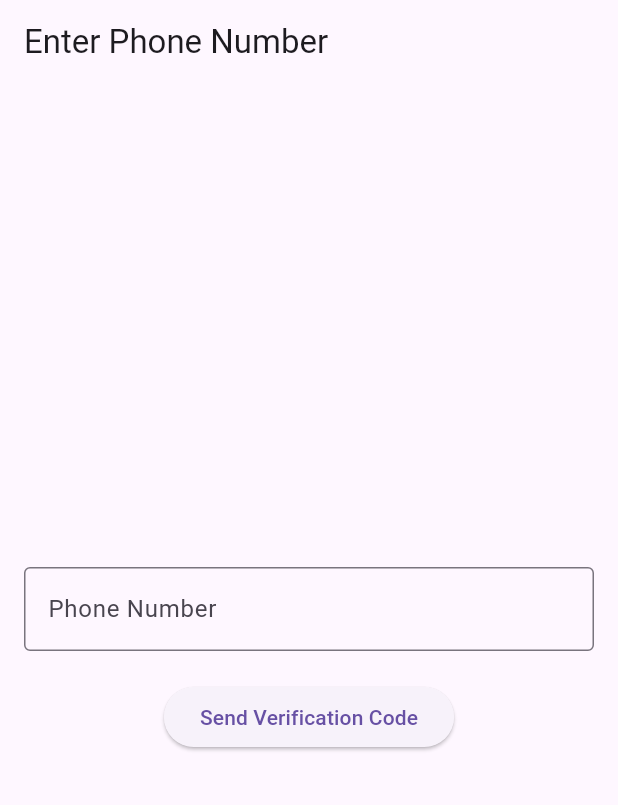
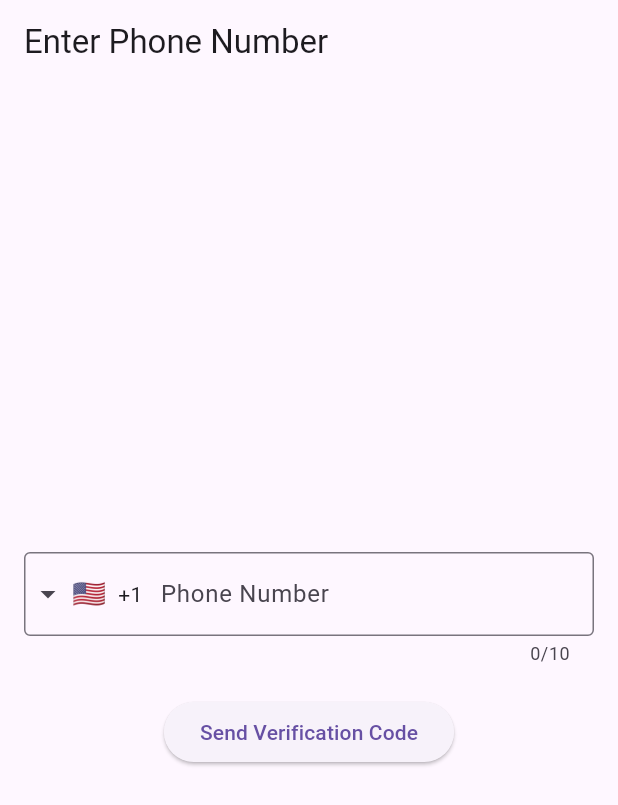
Before and after one commit to miral79/bloc_auth, a Flutter app: the PhoneNumberScreen screen opened directly, after a tap on "Send Verification Code", on a phone screen of 412 x 824 dp. Shown: the top 805 px of the screen. Run offline on Flutter 3.47's test engine with Material 3 defaults, Android fonts, the phone set to English and light mode, and no system bars; drawn by our look-alikes of intl_phone_field; our stand-ins replace bloc, cloud_firestore, equatable, firebase_auth, firebase_core, firebase_database and 3 more; missing offline and left inert: img_picker; accounts and stored records are empty.

Commit message:
fire storeage add

```diff
--- a/lib/bloc/auth_event.dart
+++ b/lib/bloc/auth_event.dart
@@ -12,12 +12,14 @@ class SignUpRequested extends AuthEvent {
   final String password;
   final String name;
   final String phone;
+  final String image;
 
   SignUpRequested(
       {required this.email,
       required this.password,
       required this.name,
-      required this.phone});
+      required this.phone,
+      required this.image});
 }
 
 class SignInRequested extends AuthEvent {
--- a/lib/repo/repository.dart
+++ b/lib/repo/repository.dart
@@ -88,6 +88,7 @@ class AuthRepository {
         verdicationFailed(e);
       },
       codeSent: (String verificationId, int? resendToken) {
+        print("code sent == MB");
         codesent(verificationId, resendToken);
       },
       codeAutoRetrievalTimeout: (String verificationId) {
--- a/lib/screen/forget_screen.dart
+++ b/lib/screen/forget_screen.dart
@@ -2,9 +2,11 @@ import 'package:bloc_api_firebase_auth/bloc/auth_bloc.dart';
 import 'package:bloc_api_firebase_auth/screen/verification_code.dart';
 import 'package:flutter/material.dart';
 import 'package:flutter_bloc/flutter_bloc.dart';
+import 'package:intl_phone_field/intl_phone_field.dart';
 
 class PhoneNumberScreen extends StatelessWidget {
   final TextEditingController _phoneController = TextEditingController();
+  String? _completePhoneNumber;
 
   @override
   Widget build(BuildContext context) {
@@ -12,34 +14,10 @@ class PhoneNumberScreen extends StatelessWidget {
       appBar: AppBar(
         title: Text('Enter Phone Number'),
       ),
-      body: Padding(
-        padding: const EdgeInsets.all(16.0),
-        child: Column(
-          mainAxisAlignment: MainAxisAlignment.center,
-          children: [
-            TextField(
-              controller: _phoneController,
-              keyboardType: TextInputType.phone,
-              decoration: InputDecoration(
-                labelText: 'Phone Number',
-                border: OutlineInputBorder(),
-              ),
-            ),
-            SizedBox(height: 20),
-            ElevatedButton(
-              onPressed: () {
-                final phoneNumber = _phoneController.text.trim();
-                if (phoneNumber.isNotEmpty) {
-                  context.read<AuthBloc>().add(
-                        VerifyPhoneNumberRequested(phoneNumber),
-                      );
-                }
-              },
-              child: Text('Send Verification Code'),
-            ),
-            BlocListener<AuthBloc, AuthState>(
+      body: BlocListener<AuthBloc, AuthState>(
         listener: (context, state) {
           if (state is AuthVerified) {
+            print("AuthVerified state received: ${state.verificationId}");
             Navigator.push(
               context,
               MaterialPageRoute(
@@ -48,14 +26,43 @@ class PhoneNumberScreen extends StatelessWidget {
               ),
             );
           } else if (state is AuthError) {
+            print("AuthError state received: ${state.error}");
             ScaffoldMessenger.of(context).showSnackBar(
               SnackBar(content: Text(state.error)),
             );
           }
         },
-              child: Container(),
+        child: Padding(
+          padding: const EdgeInsets.all(16.0),
+          child: Column(
+            mainAxisAlignment: MainAxisAlignment.center,
+            children: [
+              IntlPhoneField(
+                controller: _phoneController,
+                decoration: InputDecoration(
+                  labelText: 'Phone Number',
+                  border: OutlineInputBorder(),
+                ),
+                initialCountryCode: 'US',
+                onChanged: (phone) {
+                  _completePhoneNumber = phone.completeNumber;
+                },
+              ),
+              SizedBox(height: 20),
+              ElevatedButton(
+                onPressed: () {
+                  print("Phone number: $_completePhoneNumber");
+                  if (_completePhoneNumber != null &&
+                      _completePhoneNumber!.isNotEmpty) {
+                    context.read<AuthBloc>().add(
+                          VerifyPhoneNumberRequested(_completePhoneNumber!),
+                        );
+                  }
+                },
+                child: Text('Send Verification Code'),
               ),
             ],
+          ),
         ),
       ),
     );
--- a/pubspec.yaml
+++ b/pubspec.yaml
@@ -41,6 +41,8 @@ dependencies:
   provider:
   bloc:
   img_picker:
+  intl_phone_field:
+  firebase_storage:
 
   # The following adds the Cupertino Icons font to your application.
   # Use with the CupertinoIcons class for iOS style icons.
```
Also changed, not shown: lib/bloc/auth_bloc.dart (+19 -9 lines), lib/repo/user_repository.dart (+21 -5 lines), lib/screen/home_screen.dart (+93 -14 lines), lib/screen/sign_up.dart (+27 -10 lines), lib/screen/verification_code.dart (+19 -17 lines), pubspec.lock, 4 other files. Lines whose indentation alone changed are shown as unchanged.
